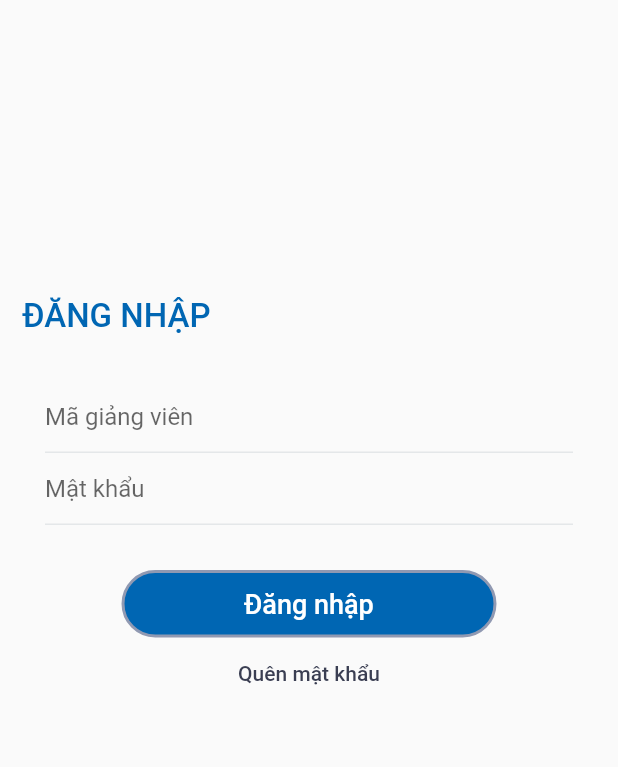
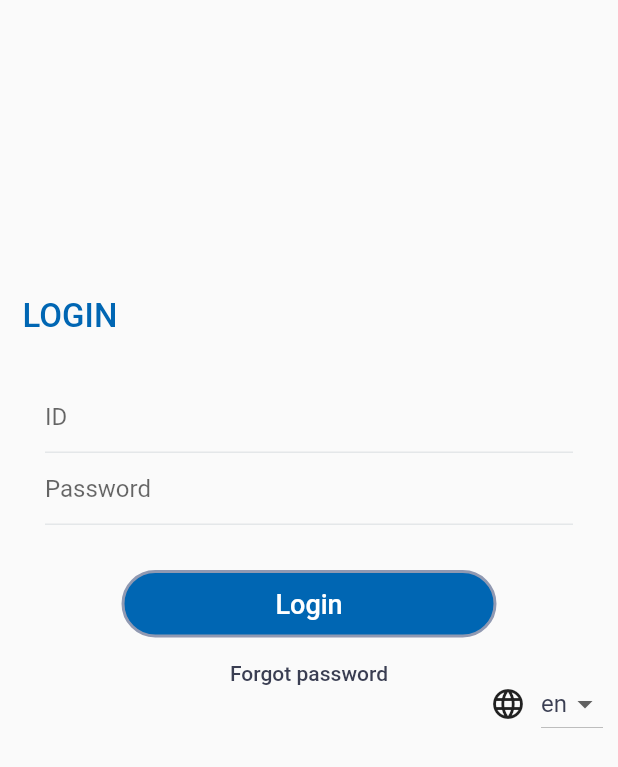
Before and after one commit to phucho236/mission_timer, a Flutter app: the screen it shows after launch, on a phone screen of 412 x 824 dp. Shown: the top 767 px of the screen. Run offline on Flutter 3.47's test engine with Material 2 defaults, Android fonts, the light colour scheme and no system bars; our stand-ins replace dio, equatable, fl_chart, flutter_spinkit, fluttertoast, get and 1 more.

Commit message:
add mutil language

```diff
--- a/lib/core/bindings/initial_bindings.dart
+++ b/lib/core/bindings/initial_bindings.dart
@@ -1,12 +1,10 @@
 import 'package:get/get.dart';
-
-import 'package:mission_timer/src/screen/auth/login/login_controller.dart';
 import 'package:mission_timer/src/screen/splat/splat_controller.dart';
-
 class InitialBinding extends Bindings {
   @override
   void dependencies() {
     Get.put(SplatController());
+    // Get.put(DropDownLanguageController());
     // Get.put(LoginController());
     // Get.put(InputEmailController());
     // controller
--- /dev/null
+++ b/lib/core/config/language/localization_service.dart
@@ -0,0 +1,51 @@
+import 'package:flutter/material.dart';
+import 'package:get/get.dart';
+import 'dart:collection';
+import 'st_en_us.dart';
+import 'st_vi_vn.dart';
+
+class LocalizationService extends Translations {
+// locale sẽ được get mỗi khi mới mở app (phụ thuộc vào locale hệ thống hoặc bạn có thể cache lại locale mà người dùng đã setting và set nó ở đây)
+  static final locale = _getLocaleFromLanguage();
+
+// fallbackLocale là locale default nếu locale được set không nằm trong những Locale support
+  static final fallbackLocale = Locale('vi', 'VN');
+
+// language code của những locale được support
+  static final langCodes = [
+    'en',
+    'vi',
+  ];
+
+// các Locale được support
+  static final locales = [
+    Locale('en', 'US'),
+    Locale('vi', 'VN'),
+  ];
+
+// cái này là Map các language được support đi kèm với mã code của lang đó: cái này dùng để đổ data vào Dropdownbutton và set language mà không cần quan tâm tới language của hệ thống
+  static final langs = LinkedHashMap.from({
+    'en': 'English',
+    'vi': 'Tiếng Việt',
+  });
+
+// function change language nếu bạn không muốn phụ thuộc vào ngôn ngữ hệ thống
+  static void changeLocale(String langCode) {
+    final locale = _getLocaleFromLanguage(langCode: langCode);
+    Get.updateLocale(locale);
+  }
+
+  @override
+  Map<String, Map<String, String>> get keys => {
+        'en_US': en,
+        'vi_VN': vi,
+      };
+
+  static Locale _getLocaleFromLanguage({String? langCode}) {
+    var lang = langCode ?? Get.deviceLocale?.languageCode;
+    for (int i = 0; i < langCodes.length; i++) {
+      if (lang == langCodes[i]) return locales[i];
+    }
+    return Get.locale!;
+  }
+}
--- /dev/null
+++ b/lib/core/config/language/st_en_us.dart
@@ -0,0 +1,37 @@
+Map<String, String> get en => {
+      //common
+      'id_teacher': 'ID',
+      'pl_input': 'Please input',
+      'is_number': 'Is number',
+      'password': 'Password',
+      'confirm_password': 'Confirm password',
+      'login': 'Login',
+      'forgot_pass': 'Forgot password',
+      'submit': 'Submit',
+      'success': 'Success',
+      'validate_pass': 'Passwords are between 5 and 15 characters long.',
+      'pass_does_not_match': 'Mật khẩu không trùng khớp',
+      'week': 'Week',
+      'month': 'Month',
+      'profile': 'Profile',
+      'setting': 'Setting',
+      'feedback': 'Feedback',
+      'logout': 'Logout',
+      'test_supervision': 'Test Supervision',
+      'chart': 'Chart',
+      'notification': 'Notification',
+      'attended': 'Attended',
+      'not_attended_yet': 'Not attende yet',
+      'will_attend': 'will attend',
+      'unconfimred': 'Unconfimred',
+      'school_year': 'School year',
+
+      'progress': 'Progress',
+      'ended': 'Ended',
+      'ready_report': 'Ready report',
+      'language': 'Language',
+
+      //err
+      //
+      'mask_err': 'An error has occurred, please try again'
+    };
--- /dev/null
+++ b/lib/core/config/language/st_vi_vn.dart
@@ -0,0 +1,37 @@
+Map<String, String> get vi => {
+      //common
+      'id_teacher': 'Mã giảng viên',
+      'pl_input': 'Vui lòng nhập',
+      'is_number': 'phải là số',
+      'password': 'Mật khẩu',
+      'confirm_password': 'Nhập lại mật khẩu',
+      'login': 'Đăng nhập',
+      'forgot_pass': 'Quên mật khẩu',
+      'submit': 'Xác nhận',
+      'success': 'Thành công',
+      'validate_pass': 'Mật khẩu có độ dài từ 5 đến 15 kí tự.',
+      'pass_does_not_match': 'Mật khẩu không trùng khớp',
+      'week': 'Tuần',
+      'month': 'Tháng',
+      'profile': 'Thông tin cá nhân',
+      'setting': 'Cài đặt',
+      'feedback': 'Phản hồi',
+      'logout': 'Đăng xuất',
+      'test_supervision': 'giám sát thi',
+      'chart': 'Biểu đồ',
+      'notification': 'Thông báo',
+      'attended': 'Đã tham gia',
+      'not_attended_yet': 'không tham gia',
+      'will_attend': 'Sẽ tham gia',
+      'unconfimred': 'Chưa xác nhận',
+      'school_year': 'Năm học',
+
+      'progress': 'Đang diễn ra',
+      'ended': 'Đã kết thúc',
+      'ready_report': 'Sẳn sàng báo cáo',
+      'language': 'Ngôn ngữ',
+
+      //err
+      //
+      'mask_err': 'Đã có lỗi xảy ra xin vui lòng thử lại'
+    };
--- a/lib/core/config/language/translation.dart
+++ /dev/null
@@ -1,43 +0,0 @@
-import 'package:get/get.dart';
-
-class Internationalization extends Translations {
-  @override
-  Map<String, Map<String, String>> get keys => {
-        'vi_VI': {
-          //common
-          'id_teacher': 'Mã giảng viên',
-          'pl_input': 'Vui lòng nhập',
-          'is_number': 'phải là số',
-          'password': 'Mật khẩu',
-          'confirm_password': 'Nhập lại mật khẩu',
-          'login': 'Đăng nhập',
-          'forgot_pass': 'Quên mật khẩu',
-          'submit': 'Xác nhận',
-          'succes': 'Thành công',
-          'validate_pass': 'Mật khẩu có độ dài từ 5 đến 15 kí tự.',
-          'pass_dơes_not_match': 'Mật khẩu không trùng khớp',
-          'week': 'Tuần',
-          'month': 'Tháng',
-          'profile': 'Thông tin cá nhân',
-          'setting': 'Cài đặt',
-          'feedback': 'Phản hồi',
-          'logout': 'Đăng xuất',
-          'test_supervision': 'giám sát thi',
-          'chart': 'Biểu đồ',
-          'notification': 'Thông báo',
-          'attended': 'Đã tham gia',
-          'not_attended_yet': 'không tham gia',
-          'will_attend': 'Sẽ tham gia',
-          'unconfimred': 'Chưa xác nhận',
-          'school_year': 'Năm học',
-
-          'progress': 'Đang diễn ra',
-          'ended': 'Đã kết thúc',
-          'ready_report': 'Sẳn sàng báo cáo',
-
-          //err
-          //
-          'mask_err': 'Đã có lỗi xảy ra xin vui lòng thử lại'
-        }
-      };
-}
--- a/lib/core/helper/validate/validate.dart
+++ b/lib/core/helper/validate/validate.dart
@@ -43,7 +43,7 @@ class Validate {
 
   String? validateConfirmPass(String? passWord, String? confirmPass) {
     if (passWord != confirmPass) {
-      return 'pass_dơes_not_match'.tr;
+      return 'pass_does_not_match'.tr;
     }
     return null;
   }
--- a/lib/main.dart
+++ b/lib/main.dart
@@ -5,6 +5,7 @@ import 'package:mission_timer/src/app.dart';
 void main() async {
   return runApp(
     AppConfig(
+      flavorName: AppFlavor.DEVELOPMENT,
       apiUrl: 'https://mission-timer-be.herokuapp.com/api',
       appName: 'Điểm Danh ITTC',
       oneSignalId: '60fa340b-394f-4209-be92-5a4035f0b489',
--- a/lib/src/app.dart
+++ b/lib/src/app.dart
@@ -4,7 +4,7 @@ import 'package:get/get.dart';
 import 'package:mission_timer/core/app_page/app_page.dart';
 import 'package:mission_timer/core/bindings/initial_bindings.dart';
 import 'package:mission_timer/core/config/app_config.dart';
-import 'package:mission_timer/core/config/language/translation.dart';
+import 'package:mission_timer/core/config/language/localization_service.dart';
 import 'package:mission_timer/core/config/theme/theme_data.dart';
 import 'package:mission_timer/src/screen/splat/splat_screen.dart';
 
@@ -29,9 +29,10 @@ class App extends StatelessWidget {
         builder: (context, widget) {
           return widget!;
         },
-        translations: Internationalization(),
-        locale: const Locale('vi', 'VI'),
-        supportedLocales: const [Locale('vi', 'VI')],
+        locale: LocalizationService.locale,
+        fallbackLocale: LocalizationService.fallbackLocale,
+        translations: LocalizationService(),
+        supportedLocales: const [Locale('vi', 'VI'), Locale('en', 'US')],
         localizationsDelegates: [
           GlobalMaterialLocalizations.delegate,
           GlobalWidgetsLocalizations.delegate,
--- a/lib/src/screen/auth/forgot_pass/confirm_pass/confirm_pass_controller.dart
+++ b/lib/src/screen/auth/forgot_pass/confirm_pass/confirm_pass_controller.dart
@@ -12,7 +12,7 @@ class ConfirmPassController extends GetxController {
   final Validate validate = Validate();
   void submit() {
     if (formKeyConfirmPassController.currentState!.validate()) {
-      Toast().showToat('succes'.tr);
+      Toast().showToat('success'.tr);
       Get.offAndToNamed(LoginScreen.router);
     }
   }
--- a/lib/src/screen/auth/login/login_screen.dart
+++ b/lib/src/screen/auth/login/login_screen.dart
@@ -4,6 +4,7 @@ import 'package:mission_timer/core/helper/utils/theme_data.dart';
 import 'package:mission_timer/src/screen/auth/login/login_controller.dart';
 import 'package:mission_timer/src/widget/base_layout/base_layout_auth.dart';
 import 'package:mission_timer/src/widget/button_custom.dart';
+import 'package:mission_timer/src/widget/dropdow_language.dart';
 import 'package:mission_timer/src/widget/text_field_custom.dart';
 
 class LoginScreen extends StatefulWidget {
@@ -61,7 +62,7 @@ class _LoginScreenState extends State<LoginScreen> with ThemeDataMixin {
                               'forgot_pass'.tr,
                               style: textTheme.bodyText1,
                             ),
-                          )
+                          ),
                         ],
                       ),
                     ),
@@ -72,6 +73,19 @@ class _LoginScreenState extends State<LoginScreen> with ThemeDataMixin {
           );
         },
       ),
+      onChild: Positioned(
+        right: 10,
+        bottom: 10,
+        child: Row(
+          children: [
+            Icon(Icons.language_outlined),
+            SizedBox(
+              width: 10,
+            ),
+            DropDownLanguage(),
+          ],
+        ),
+      ),
     );
   }
 }
--- a/lib/src/screen/chart/chart_controller.dart
+++ b/lib/src/screen/chart/chart_controller.dart
@@ -31,4 +31,6 @@ class ChartController extends GetxController {
   }
 
 
+
+
 }
--- a/lib/src/screen/test_supervision/test_supervision_controller.dart
+++ b/lib/src/screen/test_supervision/test_supervision_controller.dart
@@ -59,7 +59,6 @@ class TestSupervisioController extends GetxController {
 
   @override
   void onInit() {
-    // TODO: implement onInit
     super.onInit();
     process.forEach((element) {
       var textEditingController = new TextEditingController(text: element.id);
--- a/lib/src/widget/base_layout/base_layout.dart
+++ b/lib/src/widget/base_layout/base_layout.dart
@@ -1,5 +1,4 @@
 import 'package:flutter/material.dart';
-import 'package:get/get.dart';
 import 'package:mission_timer/core/helper/utils/theme_data.dart';
 
 class BaseLayout extends StatelessWidget with ThemeDataMixin {
--- a/lib/src/widget/base_layout/base_layout_auth.dart
+++ b/lib/src/widget/base_layout/base_layout_auth.dart
@@ -7,17 +7,20 @@ class BaseLayoutAuth extends StatelessWidget with ThemeDataMixin {
     this.turnOnBack = false,
     this.titleForm = "",
     required this.child,
+    this.onChild,
     Key? key,
   }) : super(key: key);
   final bool? turnOnBack;
   final String? titleForm;
   final Widget child;
-
+  final Widget? onChild;
   @override
   Widget build(BuildContext context) {
     return SafeArea(
       child: Scaffold(
-        body: SingleChildScrollView(
+        body: Stack(
+          children: [
+            SingleChildScrollView(
               child: Column(
                 mainAxisAlignment: MainAxisAlignment.center,
                 children: [
@@ -55,6 +58,9 @@ class BaseLayoutAuth extends StatelessWidget with ThemeDataMixin {
                 ],
               ),
             ),
+            onChild ?? SizedBox(),
+          ],
+        ),
       ),
     );
   }
--- a/lib/src/widget/button_custom.dart
+++ b/lib/src/widget/button_custom.dart
@@ -60,7 +60,7 @@ class ButtonCustom extends StatelessWidget with ThemeDataMixin {
                 style: textStyle ??
                     textTheme.button!
                         .copyWith(color: textColor ?? ColorsApp.white))),
-        disabledColor: disableColor ?? colorScheme.secondaryVariant,
+        disabledColor: disableColor ?? colorScheme.surfaceVariant,
         onPressed: onPressed);
   }
 }
--- a/lib/src/widget/calendar/calendar.dart
+++ b/lib/src/widget/calendar/calendar.dart
@@ -1,5 +1,6 @@
 import 'package:flutter/material.dart';
 import 'package:get/get.dart';
+import 'package:mission_timer/core/config/language/localization_service.dart';
 import 'package:mission_timer/core/helper/toast/toast.dart';
 import 'package:mission_timer/core/helper/utils/util.dart';
 import 'package:mission_timer/src/widget/calendar/calendar_controller.dart';
@@ -28,7 +29,9 @@ class _CalendarState extends State<Calendar> {
                       CalendarFormat.week: '2 ' + 'week'.tr
                     },
                     headerStyle: HeaderStyle(),
-                    locale: 'vi_VI',
+                    locale: Get.locale != null
+                        ? Get.locale!.languageCode
+                        : LocalizationService.locale.languageCode,
                     firstDay: kFirstDay,
                     lastDay: kLastDay,
                     focusedDay: controller.focusedDay,
--- /dev/null
+++ b/lib/src/widget/dropdow_language.dart
@@ -0,0 +1,47 @@
+import 'package:flutter/material.dart';
+import 'package:get/get.dart';
+import 'package:mission_timer/core/config/language/localization_service.dart';
+import 'package:mission_timer/src/widget/calendar/calendar_controller.dart';
+
+class DropDownLanguage extends StatelessWidget {
+  const DropDownLanguage({Key? key}) : super(key: key);
+
+  @override
+  Widget build(BuildContext context) {
+    return GetBuilder<DropDownLanguageController>(
+        init: DropDownLanguageController(),
+        id: '/dropDown_language_change',
+        builder: (controller) {
+          return DropdownButton<String>(
+            isExpanded: false,
+            icon: Icon(Icons.arrow_drop_down),
+            value: controller.selectedLang,
+            items: _buildDropdownMenuItems(),
+            onChanged: (String? value) {
+              controller.changeLanguage(value!);
+              LocalizationService.changeLocale(value);
+            },
+          );
+        });
+  }
+
+  List<DropdownMenuItem<String>> _buildDropdownMenuItems() {
+    List<DropdownMenuItem<String>> list = [];
+    LocalizationService.langs.forEach((key, value) {
+      list.add(DropdownMenuItem<String>(
+        value: key,
+        child: Text(key),
+      ));
+    });
+    return list;
+  }
+}
+
+class DropDownLanguageController extends GetxController {
+  String selectedLang = LocalizationService.locale.languageCode;
+  void changeLanguage(String value) {
+    selectedLang = value;
+    LocalizationService.changeLocale(value);
+    update(['dropDown_language_change']);
+  }
+}
--- a/lib/src/widget/menu_bar.dart
+++ b/lib/src/widget/menu_bar.dart
@@ -3,6 +3,7 @@ import 'package:get/get.dart';
 import 'package:mission_timer/src/screen/chart/chart_screen.dart';
 import 'package:mission_timer/src/screen/notification/notification_screen.dart';
 import 'package:mission_timer/src/screen/test_supervision/test_supervision_screen.dart';
+import 'package:mission_timer/src/widget/dropdow_language.dart';
 
 class MenuBar extends StatelessWidget {
   @override
@@ -59,6 +60,17 @@ class MenuBar extends StatelessWidget {
             title: Text('logout'.tr),
             onTap: () => {Navigator.of(context).pop()},
           ),
+          ListTile(
+            leading: Icon(Icons.language_outlined),
+            title: Row(
+              children: [
+                Text('language'.tr),
+                Spacer(),
+                DropDownLanguage(),
+              ],
+            ),
+            onTap: () => {Navigator.of(context).pop()},
+          ),
         ],
       ),
     );
```
Also changed, not shown: 1 other file. Lines whose indentation alone changed are shown as unchanged.
